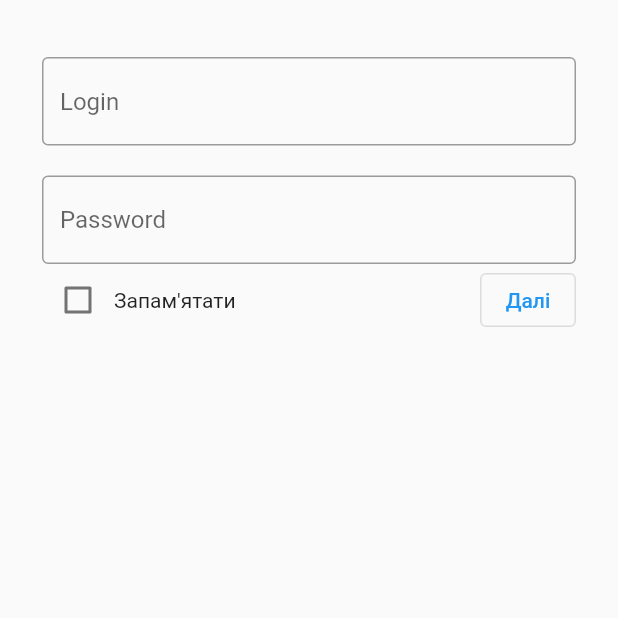
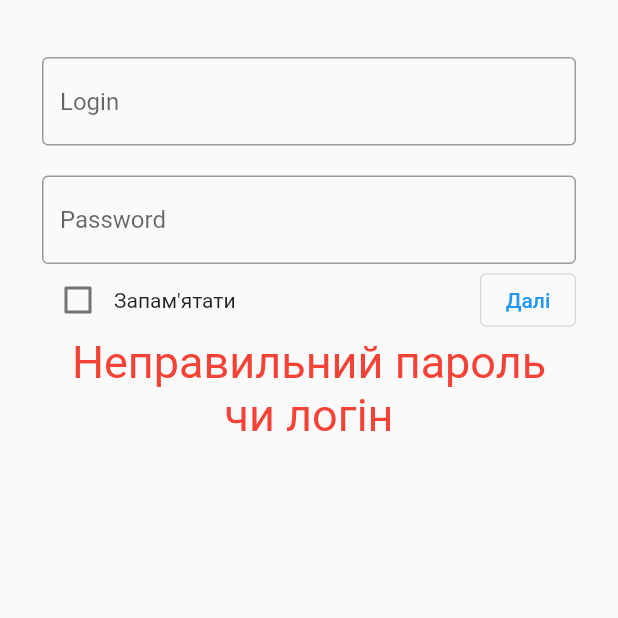
Before and after one commit to Reshitnyk/sandbox, a Flutter app: the screen it shows after launch, after a tap on "Далі", on a phone screen of 412 x 824 dp, the top half of it. Run offline on Flutter 3.47's test engine with Material 2 defaults, Android fonts, the phone set to English and light mode, and no system bars; our stand-ins replace splashscreen.

Commit message:
add login

```diff
--- a/lib/main.dart
+++ b/lib/main.dart
@@ -1,52 +1,13 @@
 // @dart=2.9
 import 'package:flutter/material.dart';
 import 'package:sandbox/screens/login_screen.dart';
+import 'package:sandbox/screens/splash_screen.dart';
+import 'package:sandbox/screens/welcome_screen.dart';
 import 'package:splashscreen/splashscreen.dart';
 
 void main() {
-  runApp(MaterialApp(
-    home: MyApp(),
-  ));
+  runApp(MaterialApp(initialRoute: '/', routes: {
+    '/': (context) => StartWidget(),
+    '/welcome': (context) => WelcomeWidget(),
+  }));
 }
-
-class MyApp extends StatefulWidget {
-  @override
-  _MyAppState createState() => _MyAppState();
-}
-
-class _MyAppState extends State<MyApp> {
-  @override
-  Widget build(BuildContext context) {
-    return SplashScreen(
-        seconds: 13,
-        navigateAfterSeconds: LoginScreen(),
-        title: const Text(
-          'Welcome to Sandbox',
-          style: TextStyle(
-              fontWeight: FontWeight.bold,
-              fontSize: 20.0,
-              color: Colors.cyanAccent),
-        ),
-        imageBackground: const AssetImage('images/cosmo.jpg'),
-        backgroundColor: Colors.white,
-        styleTextUnderTheLoader: TextStyle(),
-        loaderColor: Colors.cyanAccent);
-  }
-}
-
-class AfterSplash extends StatelessWidget {
-  @override
-  Widget build(BuildContext context) {
-    return new Scaffold(
-      appBar: new AppBar(
-          title: new Text("Welcome In SplashScreen Package"),
-          automaticallyImplyLeading: false),
-      body: new Center(
-        child: new Text(
-          "Done!",
-          style: new TextStyle(fontWeight: FontWeight.bold, fontSize: 30.0),
-        ),
-      ),
-    );
-  }
-}
--- a/lib/screens/login_screen.dart
+++ b/lib/screens/login_screen.dart
@@ -11,6 +11,28 @@ class LoginScreen extends StatefulWidget {
 }
 
 class _LoginScreenState extends State<LoginScreen> {
+  bool isChecked = false;
+  TextEditingController loginTextController = TextEditingController();
+  TextEditingController passwordTextController = TextEditingController();
+  String wrongLogin = '';
+
+  @override
+  void initState() {
+    // TODO: implement initState
+    super.initState();
+  }
+
+  void authorization() {
+    final login = loginTextController.text;
+    final password = passwordTextController.text;
+    if (login == 'admin' && password == '123456') {
+      Navigator.of(context).pushNamed('/welcome');
+    } else {
+      wrongLogin = 'Неправильний пароль чи логін';
+    }
+    setState(() {});
+  }
+
   @override
   Widget build(BuildContext context) {
     return Scaffold(
@@ -21,23 +43,39 @@ class _LoginScreenState extends State<LoginScreen> {
           child: Column(
             children: [
               TextField(
+                controller: loginTextController,
                 decoration: const InputDecoration(
-                    border: OutlineInputBorder(), hintText: "Login"),
+                  border: OutlineInputBorder(),
+                  hintText: "Login",
+                ),
               ),
               SizedBox(
                 height: 20,
               ),
               TextField(
+                controller: passwordTextController,
                 decoration: const InputDecoration(
                     border: OutlineInputBorder(), hintText: "Password"),
               ),
               Row(
                 children: [
-                  Checkbox(value: false, onChanged: (bool) {}),
+                  Checkbox(value: isChecked, onChanged: (newBool) {}),
                   Text("Запам'ятати"),
                   Spacer(),
-                  OutlinedButton(onPressed: () {}, child: Text('Далі'))
+                  OutlinedButton(
+                      onPressed: () {
+                        authorization();
+                      },
+                      child: Text('Далі'))
                 ],
+              ),
+              Text(
+                wrongLogin,
+                style: TextStyle(
+                  color: Colors.red,
+                  fontSize: 30,
+                ),
+                textAlign: TextAlign.center,
               )
             ],
           ),
--- /dev/null
+++ b/lib/screens/splash_screen.dart
@@ -0,0 +1,31 @@
+import 'package:flutter/material.dart';
+import 'package:splashscreen/splashscreen.dart';
+
+import 'login_screen.dart';
+
+class StartWidget extends StatefulWidget {
+  const StartWidget({Key? key}) : super(key: key);
+
+  @override
+  State<StartWidget> createState() => _StartWidgetState();
+}
+
+class _StartWidgetState extends State<StartWidget> {
+  @override
+  Widget build(BuildContext context) {
+    return SplashScreen(
+        seconds: 13,
+        navigateAfterSeconds: LoginScreen(),
+        title: const Text(
+          'Welcome to Sandbox',
+          style: TextStyle(
+              fontWeight: FontWeight.bold,
+              fontSize: 20.0,
+              color: Colors.cyanAccent),
+        ),
+        imageBackground: const AssetImage('images/cosmo.jpg'),
+        backgroundColor: Colors.white,
+        styleTextUnderTheLoader: TextStyle(),
+        loaderColor: Colors.cyanAccent);
+  }
+}
```
Also changed, not shown: lib/screens/welcome_screen.dart (added, +18 -0 lines).
